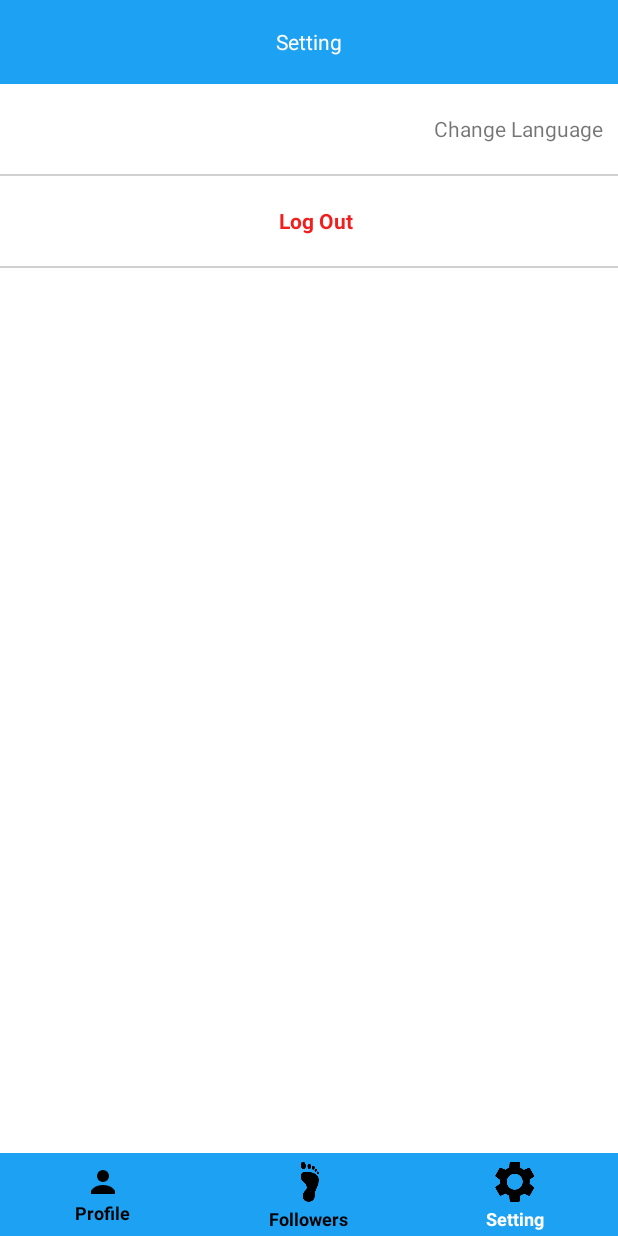
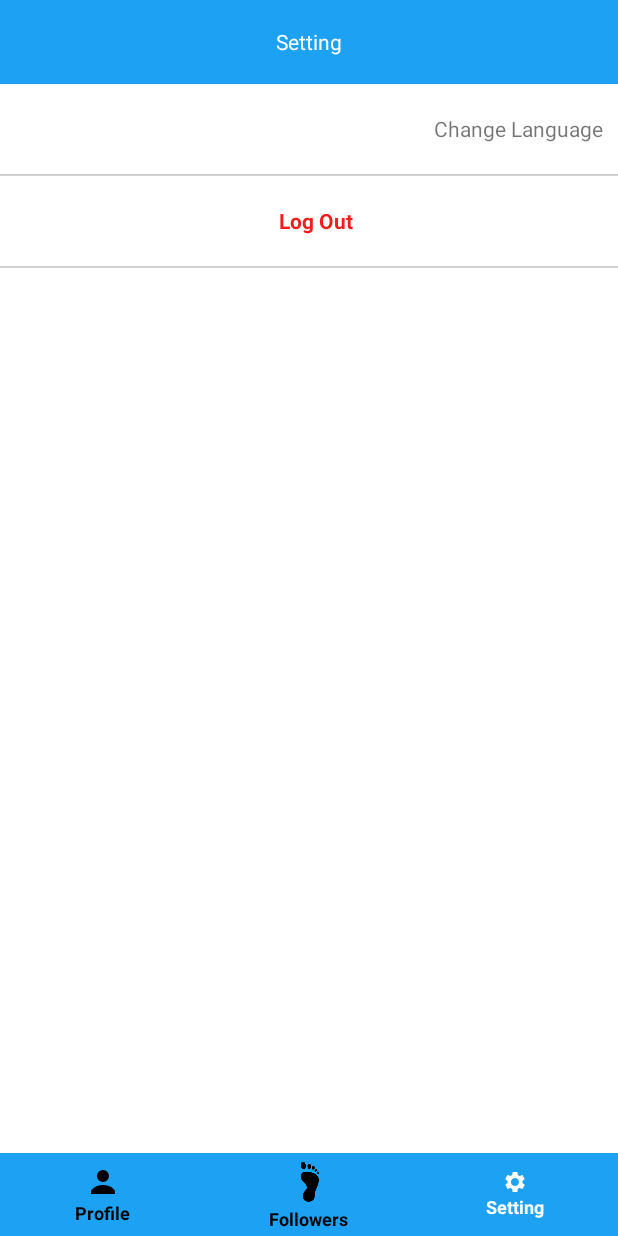
Before and after one commit to deda9/Twitter-Login-Demo, an Android app: the HomeActivity screen opened directly, with no data from a screen before it, after a tap on "Setting", on a phone screen of 412 x 824 dp. Run offline under Robolectric (Android 15) with nearby library versions, the phone set to English and light mode, and no system bars; our stand-ins replace ButterKnife, CircleImageView; libraries missing offline, so code that uses them is left out: com.twitter.sdk; pictures from the network do not load; 3 statements that could not run were skipped; 2 other taps on this screen came first.

Commit message:
Add icon for tabs when user click on it

```diff
--- a/app/src/main/java/com/twitter/demo/ui/tabs/FollowersTab.java
+++ b/app/src/main/java/com/twitter/demo/ui/tabs/FollowersTab.java
@@ -21,6 +21,6 @@ public class FollowersTab extends Tab{
         this.imageView = imageView;
         this.name = Constants.tabsName.FOLLOWERS;
         this.normalBackgroundId = R.drawable.followers;
-        this.pressedBackgroundId = R.drawable.followers;
+        this.pressedBackgroundId = R.drawable.follower_selected;
     }
 }
--- a/app/src/main/java/com/twitter/demo/ui/tabs/ProfileTab.java
+++ b/app/src/main/java/com/twitter/demo/ui/tabs/ProfileTab.java
@@ -21,7 +21,7 @@ public class ProfileTab extends Tab {
         this.imageView = imageView;
         this.name = Constants.tabsName.PROFILE;
         this.normalBackgroundId = R.drawable.profile;
-        this.pressedBackgroundId = R.drawable.profile;
+        this.pressedBackgroundId = R.drawable.profile_selected;
 
     }
 }
--- a/app/src/main/java/com/twitter/demo/ui/tabs/SettingTab.java
+++ b/app/src/main/java/com/twitter/demo/ui/tabs/SettingTab.java
@@ -21,7 +21,7 @@ public class SettingTab extends Tab{
         this.imageView = imageView;
         this.name = Constants.tabsName.SETTINGS;
         this.normalBackgroundId = R.drawable.settings;
-        this.pressedBackgroundId = R.drawable.settings;
+        this.pressedBackgroundId = R.drawable.setting_selected;
     }
 
 }
--- a/app/src/main/res/values/strings.xml
+++ b/app/src/main/res/values/strings.xml
@@ -14,7 +14,7 @@
     <string name="arabic">Arabic  </string>
     <string name="english">English</string>
     <string name="change_lang">Change Language</string>
-    <string name="try_again">Try again</string>
+    <string name="try_again">Something went wrong, please try again later!</string>
     <string name="loading_your_tweets">Loading your Tweets...</string>
 
 </resources>
```
Also changed, not shown: app/src/main/res/drawable-hdpi/follower_selected.png (added), app/src/main/res/drawable-hdpi/profile_selected.png (added), app/src/main/res/drawable-hdpi/setting_selected.png (added), app/src/main/res/drawable-ldpi/follower_selected.png (added), app/src/main/res/drawable-ldpi/profile_selected.png (added), app/src/main/res/drawable-ldpi/setting_selected.png (added), app/src/main/res/drawable-mdpi/follower_selected.png (added), app/src/main/res/drawable-mdpi/profile_selected.png (added), app/src/main/res/drawable-mdpi/setting_selected.png (added), app/src/main/res/drawable-xhdpi/follower_selected.png (added), app/src/main/res/drawable-xhdpi/profile_selected.png (added), app/src/main/res/drawable-xhdpi/setting_selected.png (added), app/src/main/res/drawable-xxhdpi/follower_selected.png (added), app/src/main/res/drawable-xxhdpi/profile_selected.png (added), 1 more files.
